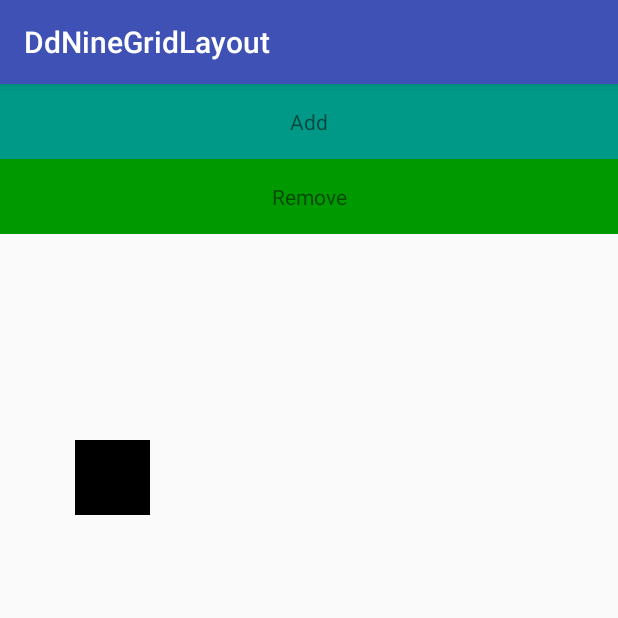
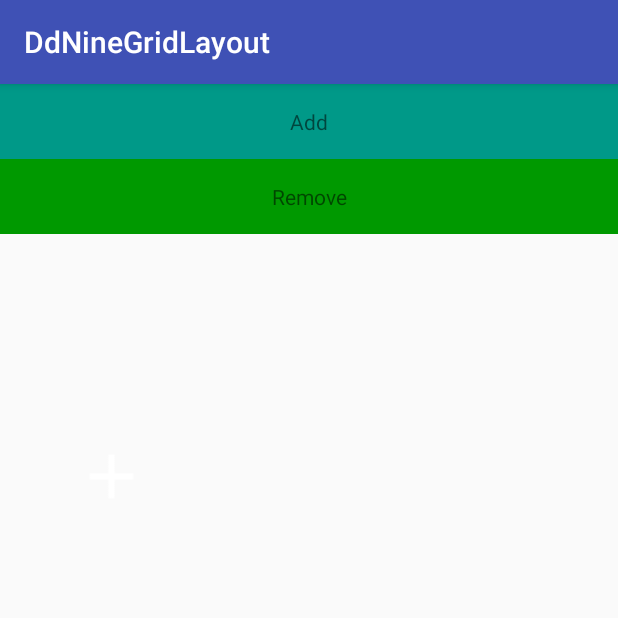
Before and after one commit to doubleDragon/DdNineGridLayout, an Android app: the screen it shows after launch (MainActivity), on a phone screen of 412 x 824 dp, the top half of it. Run offline under Robolectric (Android 15) with nearby library versions, the phone set to English and light mode, and no system bars; pictures from the network do not load; 1 statement that could not run was skipped.

Commit message:
add image to demo

```diff
--- a/app/src/main/java/com/wsl/library/widget/demo/DemoAdapter2.java
+++ b/app/src/main/java/com/wsl/library/widget/demo/DemoAdapter2.java
@@ -49,8 +49,7 @@ public class DemoAdapter2 extends DdNineGridAppendAdapter<Bean> {
 
     @Override
     protected View getAddView() {
-        View view = mLayoutInflater.inflate(R.layout.item, null);
-        view.setBackgroundColor(Color.BLACK);
+        View view = mLayoutInflater.inflate(R.layout.item_add, null);
         return view;
     }
 
--- /dev/null
+++ b/app/src/main/res/layout/item_add.xml
@@ -0,0 +1,13 @@
+<?xml version="1.0" encoding="utf-8"?>
+<FrameLayout xmlns:android="http://schemas.android.com/apk/res/android"
+    android:layout_width="wrap_content"
+    android:layout_height="wrap_content">
+
+    <ImageView xmlns:android="http://schemas.android.com/apk/res/android"
+        android:layout_width="50dp"
+        android:layout_height="50dp"
+        android:contentDescription="@null"
+        android:scaleType="centerCrop"
+        android:src="@mipmap/ic_add_white_24dp" />
+
+</FrameLayout>
```
Also changed, not shown: app/src/main/res/mipmap-xxhdpi/ic_add_white_24dp.png (added), 1 other file.
